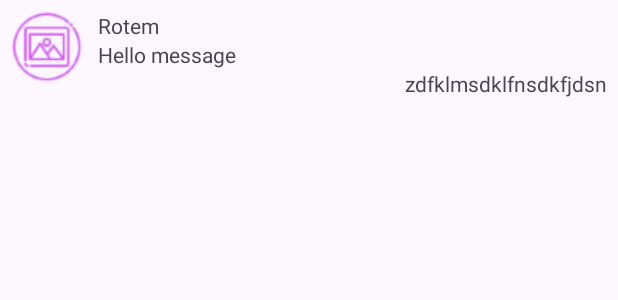
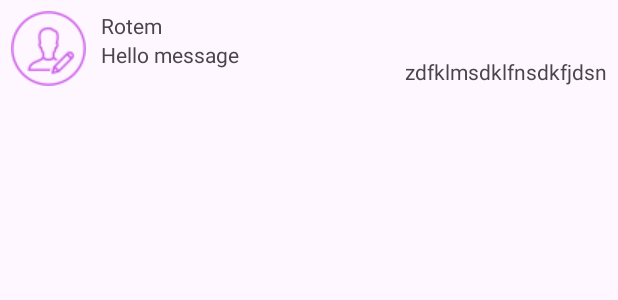
Before and after one commit to RotemZilberman/Massenger_android_app, an Android app: the layout contact_fragment.xml on its own in the app's theme, with its tools: preview values and no code run, on a phone screen of 412 x 824 dp. Shown: the top 300 px of the screen. Run offline under Robolectric (Android 15) with nearby library versions, the phone set to English and light mode, and no system bars.

Commit message:
Revert "Final designs"

```diff
--- a/app/src/main/res/drawable/received_message.xml
+++ b/app/src/main/res/drawable/received_message.xml
@@ -1,6 +1,6 @@
 <?xml version="1.0" encoding="utf-8"?>
 <shape xmlns:android="http://schemas.android.com/apk/res/android">
     <solid android:color="#1185AE" /> <!-- Background color of the layout -->
-    <corners android:radius="60dp"
+    <corners android:radius="80dp"
         android:topLeftRadius="0dp"/> <!-- Radius to define the amount of rounding for the corners -->
 </shape>
--- a/app/src/main/res/drawable/sent_message.xml
+++ b/app/src/main/res/drawable/sent_message.xml
@@ -1,6 +1,6 @@
 <?xml version="1.0" encoding="utf-8"?>
 <shape xmlns:android="http://schemas.android.com/apk/res/android">
 <solid android:color="#a951d5" /> <!-- Background color of the layout -->
-<corners android:radius="60dp"
+<corners android:radius="80dp"
     android:topRightRadius="0dp"/> <!-- Radius to define the amount of rounding for the corners -->
 </shape>
--- a/app/src/main/res/layout-night/contact_fragment.xml
+++ b/app/src/main/res/layout-night/contact_fragment.xml
@@ -12,18 +12,14 @@
         android:orientation="horizontal"
         app:layout_constraintTop_toTopOf="parent">
 
-        <de.hdodenhof.circleimageview.CircleImageView
+        <ImageView
             android:id="@+id/contactImage"
-            android:layout_width="48dp"
-            android:layout_height="48dp"
-            app:layout_constraintTop_toTopOf="parent"
-            android:layout_gravity="center"
-            android:layout_marginBottom="10dp"
-            app:layout_constraintLeft_toLeftOf="parent"
-            android:src="@drawable/picture_icon"/>
+            android:layout_width="wrap_content"
+            android:layout_height="match_parent"
+            android:src="@drawable/person_icon"
+            app:layout_constraintLeft_toLeftOf="parent"/>
 
         <LinearLayout
-            android:id="@+id/detailsLv"
             android:layout_width="wrap_content"
             android:layout_height="match_parent"
             app:layout_constraintLeft_toRightOf="@+id/contactImage"
@@ -50,7 +46,6 @@
             android:layout_width="wrap_content"
             android:layout_height="match_parent"
             android:text="zdfklmsdklfnsdkfjdsn"
-            app:layout_constraintTop_toBottomOf="@+id/detailsLv"
             app:layout_constraintBottom_toBottomOf="parent"
             app:layout_constraintRight_toRightOf="parent" />
 
--- a/app/src/main/res/layout-night/login_screen.xml
+++ b/app/src/main/res/layout-night/login_screen.xml
@@ -69,7 +69,6 @@
                     android:padding="10sp"
                     android:drawablePadding="8dp"
                     android:drawableStart="@drawable/password_icon"
-                    android:inputType="textPassword"
                     android:textColor="@color/black"/>
 
                 <Button
--- a/app/src/main/res/layout/addcontact.xml
+++ b/app/src/main/res/layout/addcontact.xml
@@ -13,7 +13,6 @@
         android:background="@drawable/edittext_border"
         android:padding="10dp"
         android:hint="Enter username"
-        android:textColor="@color/black"
         android:minHeight="48dp"
         android:textColorHint="#757575"
         android:textSize="20sp" />
--- a/app/src/main/res/layout/contact_fragment.xml
+++ b/app/src/main/res/layout/contact_fragment.xml
@@ -12,26 +12,14 @@
         android:orientation="horizontal"
         app:layout_constraintTop_toTopOf="parent">
 
-        <de.hdodenhof.circleimageview.CircleImageView
+        <ImageView
             android:id="@+id/contactImage"
-            android:layout_width="48dp"
-            android:layout_height="48dp"
-            app:layout_constraintTop_toTopOf="parent"
-            android:layout_gravity="center"
-            android:layout_marginBottom="10dp"
-            app:layout_constraintLeft_toLeftOf="parent"
-            android:src="@drawable/picture_icon"/>
-
-
-<!--        <ImageView-->
-<!--            android:id="@+id/contactImage"-->
-<!--            android:layout_width="wrap_content"-->
-<!--            android:layout_height="match_parent"-->
-<!--            android:src="@drawable/person_icon"-->
-<!--            app:layout_constraintLeft_toLeftOf="parent"/>-->
+            android:layout_width="wrap_content"
+            android:layout_height="match_parent"
+            android:src="@drawable/person_icon"
+            app:layout_constraintLeft_toLeftOf="parent"/>
 
         <LinearLayout
-            android:id="@+id/detailsLv"
             android:layout_width="wrap_content"
             android:layout_height="match_parent"
             app:layout_constraintLeft_toRightOf="@+id/contactImage"
@@ -58,7 +46,6 @@
             android:layout_width="wrap_content"
             android:layout_height="match_parent"
             android:text="zdfklmsdklfnsdkfjdsn"
-            app:layout_constraintTop_toBottomOf="@+id/detailsLv"
             app:layout_constraintBottom_toBottomOf="parent"
             app:layout_constraintRight_toRightOf="parent" />
 
--- a/app/src/main/res/layout/login_screen.xml
+++ b/app/src/main/res/layout/login_screen.xml
@@ -67,7 +67,6 @@
                     android:layout_marginBottom="30dp"
                     android:padding="10sp"
                     android:drawablePadding="8dp"
-                    android:inputType="textPassword"
                     android:drawableStart="@drawable/password_icon" />
 
                 <Button
```
Also changed, not shown: app/src/main/res/layout-night/chat_screen.xml (+10 -17 lines), app/src/main/res/layout-night/contacts_screen.xml (+6 -16 lines), app/src/main/res/layout/chat_screen.xml (+5 -14 lines), app/src/main/res/layout/contacts_screen.xml (+6 -9 lines), app/src/main/res/layout/received_message_lay.xml (+3 -11 lines), app/src/main/res/layout/sent_message_lay.xml (+4 -11 lines).
